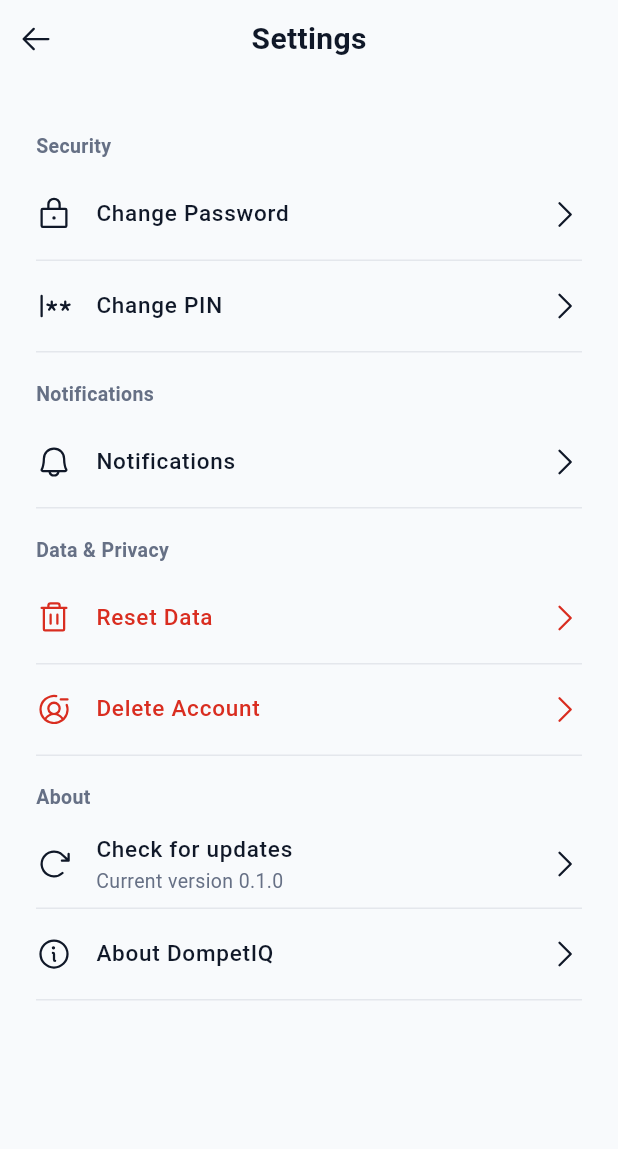
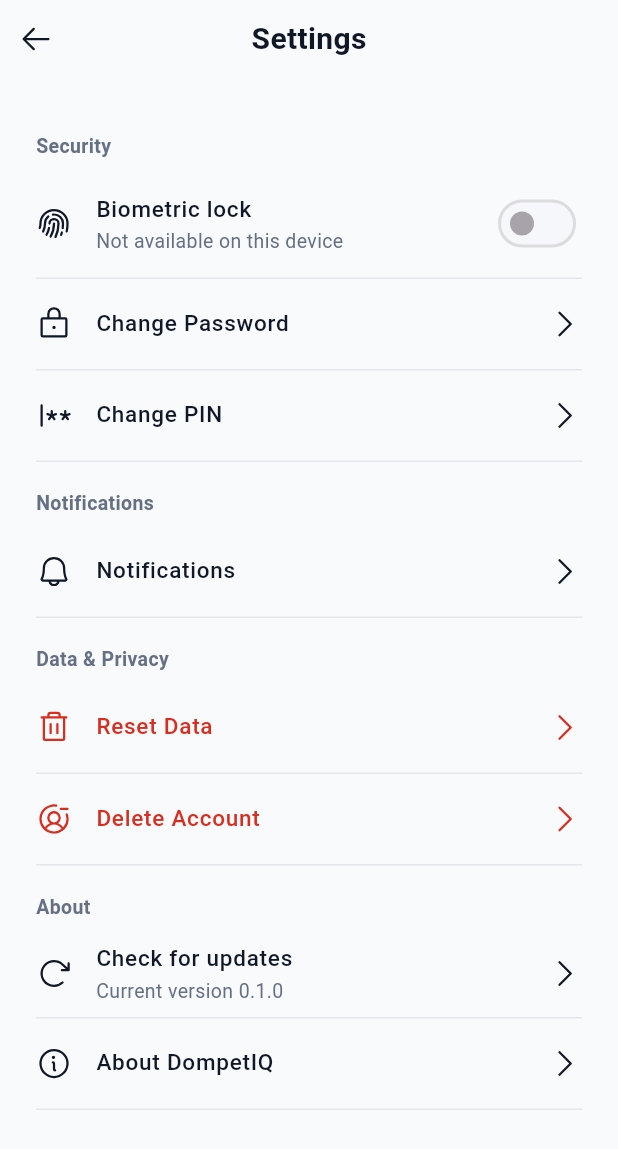
Before and after one commit to erlanggaht/dompetiq_mobile, a Flutter app: the SettingsScreen screen opened directly, on a phone screen of 412 x 824 dp. Shown: the top 1149 px of the screen. Run offline on Flutter 3.47's test engine with Material 3 defaults, Android fonts, the phone set to English and light mode, and no system bars; our stand-ins replace dio, flutter_secure_storage, image_picker, local_auth, package_info_plus, phosphor_flutter and 1 more; missing offline and left inert: android_id; accounts and stored records are empty; network calls fail.

Commit message:
feat: implement biometric authentication and app lock features, update network handling for CSRF token

```diff
--- /dev/null
+++ b/lib/core/biometric_lock.dart
@@ -0,0 +1,59 @@
+import 'package:flutter/foundation.dart';
+import 'package:flutter/services.dart';
+import 'package:flutter_secure_storage/flutter_secure_storage.dart';
+import 'package:local_auth/local_auth.dart';
+
+/// Device-level biometric app lock. The preference is stored locally; the
+/// backend never sees biometric data.
+class BiometricLock {
+  static const _storage = FlutterSecureStorage();
+  static const _key = 'biometricLockEnabled';
+  static final _auth = LocalAuthentication();
+
+  /// Mirrors the stored preference so widgets can react to changes.
+  static final ValueNotifier<bool> enabled = ValueNotifier(false);
+
+  static Future<bool> isAvailable() async {
+    try {
+      return await _auth.canCheckBiometrics || await _auth.isDeviceSupported();
+    } on PlatformException {
+      return false;
+    } on LocalAuthException {
+      return false;
+    }
+  }
+
+  static Future<bool> load() async {
+    var stored = false;
+    try {
+      stored = await _storage.read(key: _key) == 'true';
+    } on PlatformException {
+      stored = false;
+    }
+    enabled.value = stored && await isAvailable();
+    return enabled.value;
+  }
+
+  static Future<void> setEnabled(bool value) async {
+    try {
+      await _storage.write(key: _key, value: value ? 'true' : 'false');
+    } on PlatformException {
+      return;
+    }
+    enabled.value = value;
+  }
+
+  /// Falls back to the device PIN/pattern/passcode when biometrics fail.
+  static Future<bool> authenticate({String reason = 'Unlock DompetIQ'}) async {
+    try {
+      return await _auth.authenticate(
+        localizedReason: reason,
+        persistAcrossBackgrounding: true,
+      );
+    } on PlatformException {
+      return false;
+    } on LocalAuthException {
+      return false;
+    }
+  }
+}
--- a/lib/feat/auth/login_service.dart
+++ b/lib/feat/auth/login_service.dart
@@ -1,5 +1,6 @@
 import 'package:dio/dio.dart';
 import 'package:flutter/foundation.dart';
+import 'package:flutter_application_1/core/biometric_lock.dart';
 import 'package:flutter_application_1/core/config.dart';
 import 'package:flutter_application_1/feat/user/user_service.dart';
 import 'package:flutter_application_1/core/cache_manager.dart';
@@ -54,6 +55,7 @@ class AuthService {
     } finally {
       UserService.clear();
       TransactionService.clearOptionsCache();
+      await BiometricLock.setEnabled(false);
       await CacheManager.clearAll();
       await DioClient.clearSession();
     }
--- a/lib/main.dart
+++ b/lib/main.dart
@@ -6,6 +6,7 @@ import 'package:flutter_application_1/screens/forgot_password_screen.dart';
 import 'package:flutter_application_1/screens/login_screen.dart';
 import 'package:flutter_application_1/screens/main_screen.dart';
 import 'package:flutter_application_1/screens/register_screen.dart';
+import 'package:flutter_application_1/widgets/biometric_gate.dart';
 
 Future<void> main() async {
   WidgetsFlutterBinding.ensureInitialized();
@@ -30,7 +31,7 @@ class MyApp extends StatelessWidget {
       title: 'Dompetiq',
       navigatorKey: DioClient.navigatorKey,
       routes: {
-        '/': (context) => const MainScreen(),
+        '/': (context) => const BiometricGate(child: MainScreen()),
         '/auth/login': (context) => LoginScreen(),
         '/auth/register': (context) => const RegisterScreen(),
         '/auth/forgot-password': (context) => const ForgotPasswordScreen(),
--- a/lib/screens/settings_screen.dart
+++ b/lib/screens/settings_screen.dart
@@ -3,6 +3,7 @@ import 'package:package_info_plus/package_info_plus.dart';
 import 'package:phosphor_flutter/phosphor_flutter.dart';
 import 'package:url_launcher/url_launcher.dart';
 
+import 'package:flutter_application_1/core/biometric_lock.dart';
 import 'package:flutter_application_1/core/network/dio_client.dart';
 import 'package:flutter_application_1/feat/app_version/app_version_service.dart';
 import 'package:flutter_application_1/feat/settings/delete_account_service.dart';
@@ -26,11 +27,51 @@ class SettingsScreen extends StatefulWidget {
 class _SettingsScreenState extends State<SettingsScreen> {
   String _currentVersion = '';
   bool _checkingUpdate = false;
+  bool _biometricAvailable = false;
+  bool _biometricEnabled = false;
+  bool _biometricBusy = false;
 
   @override
   void initState() {
     super.initState();
     _loadVersion();
+    _loadBiometric();
+  }
+
+  Future<void> _loadBiometric() async {
+    final available = await BiometricLock.isAvailable();
+    if (!mounted) return;
+    setState(() => _biometricAvailable = available);
+    if (!available) return;
+    final enabled = await BiometricLock.load();
+    if (!mounted) return;
+    setState(() => _biometricEnabled = enabled);
+  }
+
+  Future<void> _toggleBiometric(bool value) async {
+    if (_biometricBusy) return;
+    setState(() => _biometricBusy = true);
+    try {
+      if (value) {
+        final confirmed = await BiometricLock.authenticate(
+          reason: 'Enable biometric lock',
+        );
+        if (!confirmed) {
+          if (mounted) {
+            ScaffoldMessenger.of(context).showSnackBar(
+              const SnackBar(
+                content: Text('Biometric authentication cancelled'),
+              ),
+            );
+          }
+          return;
+        }
+      }
+      await BiometricLock.setEnabled(value);
+      if (mounted) setState(() => _biometricEnabled = value);
+    } finally {
+      if (mounted) setState(() => _biometricBusy = false);
+    }
   }
 
   Future<void> _loadVersion() async {
@@ -249,6 +290,7 @@ class _SettingsScreenState extends State<SettingsScreen> {
     try {
       await DeleteAccountService().delete();
       UserService.clear();
+      await BiometricLock.setEnabled(false);
       await DioClient.clearSession();
       if (!context.mounted) return;
       Navigator.pop(context);
@@ -279,6 +321,17 @@ class _SettingsScreenState extends State<SettingsScreen> {
                 padding: const EdgeInsets.fromLTRB(24, 18, 24, 40),
                 children: [
                   const _SettingsSectionTitle('Security'),
+                  _SettingsSwitchTile(
+                    icon: PhosphorIconsRegular.fingerprint,
+                    title: 'Biometric lock',
+                    subtitle: _biometricAvailable
+                        ? 'Unlock with fingerprint, face, or device PIN'
+                        : 'Not available on this device',
+                    value: _biometricEnabled,
+                    onChanged: _biometricAvailable && !_biometricBusy
+                        ? _toggleBiometric
+                        : null,
+                  ),
                   _SettingsTile(
                     icon: PhosphorIconsRegular.lock,
                     title: 'Change Password',
@@ -299,6 +352,7 @@ class _SettingsScreenState extends State<SettingsScreen> {
                       ),
                     ),
                   ),
+
                   const _SettingsSectionTitle('Notifications'),
                   _SettingsTile(
                     icon: PhosphorIconsRegular.bell,
@@ -370,6 +424,55 @@ class _SettingsSectionTitle extends StatelessWidget {
   }
 }
 
+class _SettingsSwitchTile extends StatelessWidget {
+  final IconData icon;
+  final String title;
+  final String? subtitle;
+  final bool value;
+  final ValueChanged<bool>? onChanged;
+
+  const _SettingsSwitchTile({
+    required this.icon,
+    required this.title,
+    this.subtitle,
+    required this.value,
+    this.onChanged,
+  });
+
+  @override
+  Widget build(BuildContext context) {
+    return Column(
+      children: [
+        SwitchListTile(
+          contentPadding: EdgeInsets.zero,
+          secondary: Icon(icon, color: const Color(0xFF101828)),
+          title: Text(
+            title,
+            style: const TextStyle(
+              color: Color(0xFF101828),
+              fontSize: 15,
+              fontWeight: FontWeight.w500,
+            ),
+          ),
+          subtitle: subtitle == null
+              ? null
+              : Text(
+                  subtitle!,
+                  style: const TextStyle(
+                    color: Color(0xFF667085),
+                    fontSize: 13,
+                  ),
+                ),
+          value: value,
+          activeTrackColor: const Color(0xFF3B62FF),
+          onChanged: onChanged,
+        ),
+        const Divider(color: Color(0xFFE4E7EC), height: 1),
+      ],
+    );
+  }
+}
+
 class _SettingsTile extends StatelessWidget {
   final IconData icon;
   final String title;
--- a/pubspec.yaml
+++ b/pubspec.yaml
@@ -20,6 +20,7 @@ dependencies:
     git:
       url: https://github.com/phosphor-icons/flutter.git
       ref: ab72769
+  local_auth: ^3.0.2
 dev_dependencies:
   flutter_test:
     sdk: flutter
```
Also changed, not shown: lib/core/network/dio_client.dart (+22 -1 lines), lib/widgets/biometric_gate.dart (added, +173 -0 lines), pubspec.lock, 4 other files.
